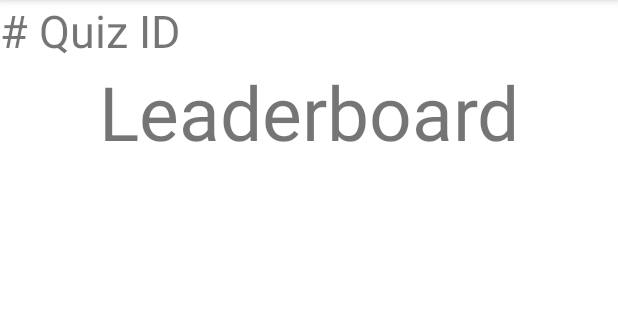
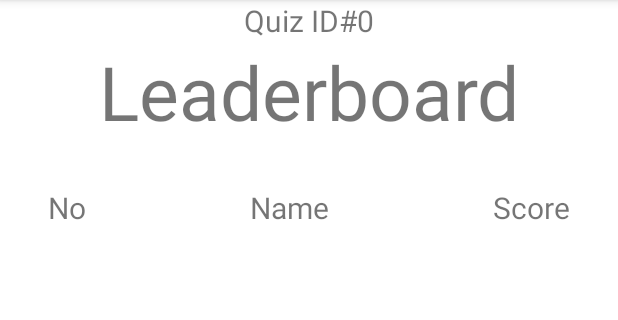
Before and after one commit to biplobsd/CSE334-5, an Android app: the Leaderboard screen opened directly, with no data from a screen before it, on a phone screen of 412 x 824 dp, the part 84-404 px from its top. Run offline under Robolectric (Android 15) with nearby library versions, the phone set to English and light mode, and no system bars; our stand-ins replace Firebase (no records; nobody signed in at launch, a user with empty details on screens opened directly).

Commit message:
Leaderboard layout

```diff
--- a/app/src/main/java/com/example/quiztime/Leaderboard.java
+++ b/app/src/main/java/com/example/quiztime/Leaderboard.java
@@ -1,13 +1,20 @@
 package com.example.quiztime;
 
+import static android.content.ContentValues.TAG;
 import static com.example.quiztime.QuizUI.DATABASE_KEY;
+import static com.example.quiztime.model.Constants.FIRESTORE_SCORE;
 
 import androidx.annotation.NonNull;
 import androidx.appcompat.app.AppCompatActivity;
 
 import android.os.Bundle;
+import android.util.Log;
+import android.view.View;
+import android.view.ViewGroup;
 import android.widget.ArrayAdapter;
+import android.widget.EditText;
 import android.widget.ListView;
+import android.widget.TextView;
 
 import com.example.quiztime.model.User;
 import com.google.android.gms.tasks.OnCompleteListener;
@@ -15,52 +22,55 @@ import com.google.android.gms.tasks.Task;
 import com.google.firebase.database.DataSnapshot;
 import com.google.firebase.database.DatabaseReference;
 import com.google.firebase.database.FirebaseDatabase;
+import com.google.firebase.firestore.FirebaseFirestore;
+import com.google.firebase.firestore.Query;
+import com.google.firebase.firestore.QueryDocumentSnapshot;
+import com.google.firebase.firestore.QuerySnapshot;
 
 import java.util.ArrayList;
 import java.util.Collections;
 import java.util.Comparator;
+import java.util.List;
 
 public class Leaderboard extends AppCompatActivity {
-
-    final FirebaseDatabase database = FirebaseDatabase.getInstance();
-    ListView listView;
+    public static String LEADERBOARD_QUIZ_ID_KEY = "LEADERBOARD_QUIZ_ID_KEY";
+    private FirebaseFirestore db;
+    private ListView listView;
 
     @Override
     protected void onCreate(Bundle savedInstanceState) {
         super.onCreate(savedInstanceState);
         setContentView(R.layout.activity_leaderboard);
 
+        int quizID = getIntent().getIntExtra(LEADERBOARD_QUIZ_ID_KEY, 0);
+        TextView quizIDView = findViewById(R.id.quizID);
+        quizIDView.setText("Quiz ID#"+quizID);
+
         listView = (ListView) findViewById(R.id.listview);
+        db = FirebaseFirestore.getInstance();
 
-        DatabaseReference m = database.getReference(DATABASE_KEY);
-        m.get().addOnCompleteListener(new OnCompleteListener<DataSnapshot>() {
+        db.collection(FIRESTORE_SCORE)
+                .whereEqualTo("quizID", quizID).orderBy("score", Query.Direction.DESCENDING).limit(10)
+                .get()
+                .addOnCompleteListener(new OnCompleteListener<QuerySnapshot>() {
                     @Override
-            public void onComplete(@NonNull Task<DataSnapshot> task) {
+                    public void onComplete(@NonNull Task<QuerySnapshot> task) {
                         if (task.isSuccessful()) {
-                    DataSnapshot dataSnapshot = task.getResult();
-
-                    final ArrayList<User> userList = new ArrayList<>();
-                    for (DataSnapshot childSnapshot : dataSnapshot.getChildren()) {
-                        User object = childSnapshot.getValue(User.class);
-                        userList.add(object);
+                            QuerySnapshot results = task.getResult();
+                            List<User> stringArray = new ArrayList<>();
+                            for (QueryDocumentSnapshot document : results) {
+                                Log.d(TAG, document.getId() + " => " + document.getData());
+                                User user = document.toObject(User.class);
+                                stringArray.add(user);
                             }
-
-                    Collections.sort(userList, new Comparator<User>() {
-                        @Override
-                        public int compare(User user1, User user2) {
-                            return Integer.compare(user2.getScore(), user1.getScore());
+                            if(!results.isEmpty()) {
+//                                ArrayAdapter adapter = new ArrayAdapter<String>(getApplicationContext(),
+//                                        com.google.android.material.R.layout.support_simple_spinner_dropdown_item, stringArray);
+                                CustomArrayAdapter adapter = new CustomArrayAdapter(getApplicationContext(), stringArray);
+                                listView.setAdapter(adapter);
                             }
-                    });
-
-                    String[] stringArray = new String[userList.size()];
-                    for (int i = 0; i < userList.size(); i++) {
-                        stringArray[i] = userList.get(i).toString();
-                    }
-
-                    ArrayAdapter adapter = new ArrayAdapter<String>(getApplicationContext(),
-                            com.google.android.material.R.layout.support_simple_spinner_dropdown_item, stringArray);
-
-                    listView.setAdapter(adapter);
+                        } else {
+                            Log.d(TAG, "Error getting documents: ", task.getException());
                         }
                     }
                 });
--- a/app/src/main/java/com/example/quiztime/MainActivity.java
+++ b/app/src/main/java/com/example/quiztime/MainActivity.java
@@ -28,7 +28,7 @@ public class MainActivity extends AppCompatActivity {
     }
 
     public void startQuiz(View view) {
-        Intent i = new Intent(this, QuizLoad.class);
+        Intent i = new Intent(this, EnterName.class);
         i.putExtra(QUIZ_LOAD_ID, Integer.parseInt(qid.getText().toString()));
         startActivity(i);
     }
--- a/app/src/main/java/com/example/quiztime/QuizLoad.java
+++ b/app/src/main/java/com/example/quiztime/QuizLoad.java
@@ -2,6 +2,7 @@ package com.example.quiztime;
 
 import static android.content.ContentValues.TAG;
 
+import static com.example.quiztime.EnterName.USER_NAME;
 import static com.example.quiztime.model.Constants.FIRESTORE_QUIZ;
 
 import androidx.annotation.NonNull;
@@ -32,6 +33,7 @@ public class QuizLoad extends AppCompatActivity {
 
         Intent i = getIntent();
         int quizId = i.getIntExtra(QUIZ_LOAD_ID, 1);
+        String userName = i.getStringExtra(USER_NAME);
 
         db.collection(FIRESTORE_QUIZ).whereEqualTo("id", quizId)
                 .get()
@@ -43,6 +45,7 @@ public class QuizLoad extends AppCompatActivity {
                             List<Quiz> quizzes = document.toObjects(Quiz.class);
                             Intent i = new Intent(QuizLoad.this, QuizUI.class);
                             i.putExtra(QUIZ_LOAD_KEY, quizzes.get(0));
+                            i.putExtra(USER_NAME, userName);
                             i.addFlags(Intent.FLAG_ACTIVITY_CLEAR_TOP | Intent.FLAG_ACTIVITY_NEW_TASK);
                             startActivity(i);
                             finish();
--- a/app/src/main/java/com/example/quiztime/model/Constants.java
+++ b/app/src/main/java/com/example/quiztime/model/Constants.java
@@ -2,5 +2,6 @@ package com.example.quiztime.model;
 
 public class Constants {
     public static String  FIRESTORE_QUIZ = "quiz";
+    public static String  FIRESTORE_SCORE = "score";
 
 }
--- a/app/src/main/res/layout/activity_enter_name.xml
+++ b/app/src/main/res/layout/activity_enter_name.xml
@@ -15,12 +15,14 @@
         android:textSize="40sp" />
 
     <EditText
+        android:id="@+id/name"
         android:layout_width="match_parent"
         android:layout_height="wrap_content"
         android:gravity="center"
         android:hint="Enter your name" />
 
     <Button
+        android:onClick="nextFun"
         android:layout_width="match_parent"
         android:layout_height="wrap_content"
         android:text="Start"
--- a/app/src/main/res/layout/activity_leaderboard.xml
+++ b/app/src/main/res/layout/activity_leaderboard.xml
@@ -4,23 +4,52 @@
     android:layout_width="match_parent"
     android:layout_height="match_parent"
     android:gravity="center|top"
+    android:layout_marginHorizontal="20sp"
     android:orientation="vertical"
     tools:context=".Leaderboard">
 
     <TextView
-        android:layout_width="match_parent"
+        android:id="@+id/quizID"
+        android:layout_width="wrap_content"
         android:layout_height="wrap_content"
         android:gravity="start"
         android:text="# Quiz ID"
-        android:textSize="30sp" />
+        android:textSize="20sp" />
 
     <TextView
+        android:layout_marginBottom="30sp"
         android:layout_width="match_parent"
         android:layout_height="wrap_content"
         android:gravity="center"
         android:text="Leaderboard"
         android:textSize="50sp" />
 
+    <LinearLayout
+        android:layout_width="match_parent"
+        android:layout_height="wrap_content"
+        android:weightSum="10">
+        <TextView
+            android:layout_weight="1"
+            android:layout_width="wrap_content"
+            android:layout_height="wrap_content"
+            android:gravity="center"
+            android:text="No"
+            android:textSize="20sp" />
+        <TextView
+            android:layout_weight="8"
+            android:layout_width="wrap_content"
+            android:layout_height="wrap_content"
+            android:gravity="center"
+            android:text="Name"
+            android:textSize="20sp" />
+        <TextView
+            android:layout_weight="1"
+            android:layout_width="wrap_content"
+            android:layout_height="wrap_content"
+            android:gravity="center"
+            android:text="Score"
+            android:textSize="20sp" />
+    </LinearLayout>
     <ListView
         android:layout_width="match_parent"
         android:layout_height="match_parent"
```
Also changed, not shown: app/src/main/java/com/example/quiztime/CustomArrayAdapter.java (added, +44 -0 lines), app/src/main/java/com/example/quiztime/EnterName.java (+25 -0 lines), app/src/main/java/com/example/quiztime/QuizUI.java (+77 -15 lines), app/src/main/res/layout/leaderboard_listview_item.xml (added, +37 -0 lines). Lines whose indentation alone changed are shown as unchanged.
